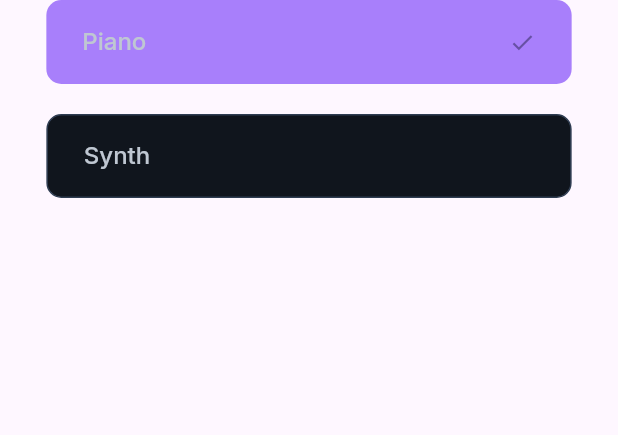
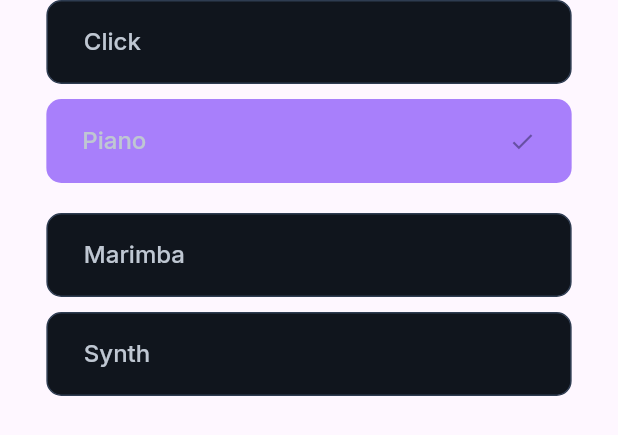
Before and after one commit to janhoffmann3/metronome_app, a Flutter app: the SoundSelectionWidget widget shown alone on an empty page, opened directly, after a tap on "Piano", on a phone screen of 412 x 824 dp. Shown: the top 435 px of the screen. Run offline on Flutter 3.47's test engine with Material 3 defaults, Android fonts, the phone set to English and light mode, and no system bars; our stand-ins replace firebase_auth, firebase_core, flutter_riverpod, flutter_svg, font_awesome_flutter, freezed_annotation and 3 more; missing offline and left inert: soundpool; accounts and stored records are empty; generated files the repository leaves out were written again.

Commit message:
Changed: added new sounds

```diff
--- a/lib/state/metronome_controller.dart
+++ b/lib/state/metronome_controller.dart
@@ -19,12 +19,12 @@ class MetronomeController extends _$MetronomeController {
       options: const SoundpoolOptions(streamType: StreamType.notification));
 
   MetronomeController() {
-    loadSounds();
+    loadSounds("assets/audio/click_up.wav", "assets/audio/click_down.wav");
   }
 
-  Future<void> loadSounds() async {
-    mainSound = await loadSound("assets/audio/pno_m.mp3");
-    subSound = await loadSound("assets/audio/pno_s.mp3");
+  Future<void> loadSounds(String mainSoundPath, String subSoundPath) async {
+    mainSound = await loadSound(mainSoundPath);
+    subSound = await loadSound(subSoundPath);
   }
 
   Future<int> loadSound(String path) async {
@@ -38,7 +38,7 @@ class MetronomeController extends _$MetronomeController {
       tempo: 100,
       signature: Signature(firstNumeral: 4, secondNumeral: 4),
       isActive: false,
-      sound: "Piano",
+      sound: "Click",
       beatCounter: 0);
 
   void toggle() {
@@ -145,6 +145,24 @@ class MetronomeController extends _$MetronomeController {
   }
 
   void selectSound(String sound) {
-    state = state.copyWith(sound: sound);
+    switch (sound) {
+      case "Click":
+        state = state.copyWith(sound: "Click");
+        loadSounds("assets/audio/click_up.wav", "assets/audio/click_down.wav");
+        break;
+      case "Piano":
+        state = state.copyWith(sound: "Piano");
+        loadSounds("assets/audio/piano_up.wav", "assets/audio/piano_down.wav");
+      case "Marimba":
+        state = state.copyWith(sound: "Marimba");
+        loadSounds(
+            "assets/audio/marimba_up.wav", "assets/audio/marimba_down.wav");
+      case "Synth":
+        state = state.copyWith(sound: "Synth");
+        loadSounds("assets/audio/synth_up.wav", "assets/audio/synth_down.wav");
+      default:
+        state = state.copyWith(sound: "Click");
+        loadSounds("assets/audio/click_up.wav", "assets/audio/click_down.wav");
+    }
   }
 }
--- a/lib/widgets/sound_selection/sound_selection_widget.dart
+++ b/lib/widgets/sound_selection/sound_selection_widget.dart
@@ -17,10 +17,26 @@ class SoundSelectionWidget extends ConsumerWidget {
         child: Column(
       children: [
         SoundSelectionSoundButton(
+          name: "Click",
+          selected: sound == "Click" ? true : false,
+          onPressed: () {
+            ref.read(metronomeControllerProvider.notifier).selectSound("Click");
+          },
+        ),
+        SoundSelectionSoundButton(
           name: "Piano",
           selected: sound == "Piano" ? true : false,
           onPressed: () {
             ref.read(metronomeControllerProvider.notifier).selectSound("Piano");
+          },
+        ),
+        SoundSelectionSoundButton(
+          name: "Marimba",
+          selected: sound == "Marimba" ? true : false,
+          onPressed: () {
+            ref
+                .read(metronomeControllerProvider.notifier)
+                .selectSound("Marimba");
           },
         ),
         SoundSelectionSoundButton(
```
Also changed, not shown: pubspec.yaml (+8 -0 lines), 8 other files.
